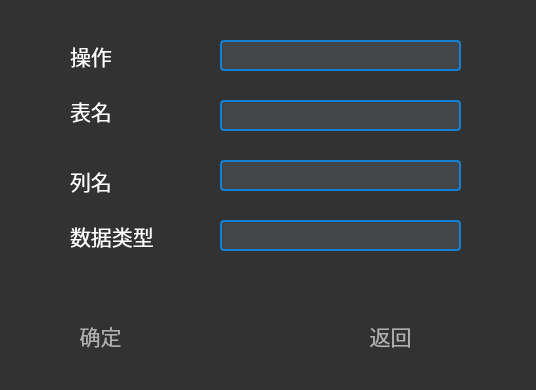
First picture: the form in DBtraining/altertable.ui, repository 2023XDProject/DBMS2.0, before the edit.
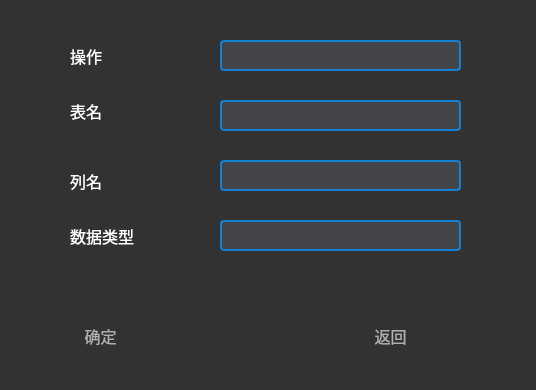
Second picture: the form after the edit. Icons and pictures are not drawn.

Diff of the .ui file:
```diff
--- a/DBtraining/altertable.ui
+++ b/DBtraining/altertable.ui
@@ -28,7 +28,7 @@
    <property name="font">
     <font>
      <family>幼圆</family>
-     <pointsize>16</pointsize>
+     <pointsize>12</pointsize>
     </font>
    </property>
    <property name="styleSheet">
@@ -57,7 +57,7 @@
    <property name="font">
     <font>
      <family>幼圆</family>
-     <pointsize>16</pointsize>
+     <pointsize>12</pointsize>
     </font>
    </property>
    <property name="styleSheet">
@@ -154,7 +154,7 @@
    <property name="font">
     <font>
      <family>幼圆</family>
-     <pointsize>16</pointsize>
+     <pointsize>12</pointsize>
     </font>
    </property>
    <property name="styleSheet">
@@ -176,7 +176,7 @@
    <property name="font">
     <font>
      <family>幼圆</family>
-     <pointsize>16</pointsize>
+     <pointsize>12</pointsize>
     </font>
    </property>
    <property name="styleSheet">
@@ -198,7 +198,7 @@
    <property name="font">
     <font>
      <family>幼圆</family>
-     <pointsize>16</pointsize>
+     <pointsize>12</pointsize>
     </font>
    </property>
    <property name="styleSheet">
@@ -220,7 +220,7 @@
    <property name="font">
     <font>
      <family>幼圆</family>
-     <pointsize>16</pointsize>
+     <pointsize>12</pointsize>
     </font>
    </property>
    <property name="styleSheet">
```
